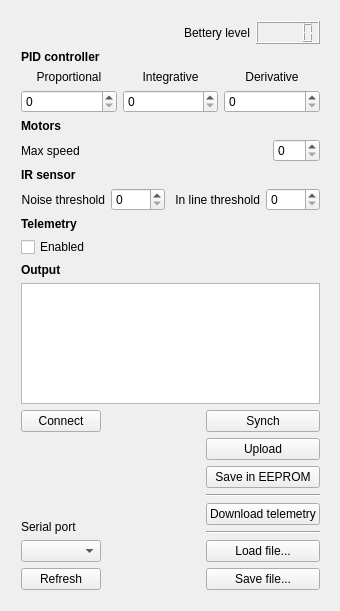
Old version of the form mainwindow.ui in the repository geduino-foundation/line-master-setup.
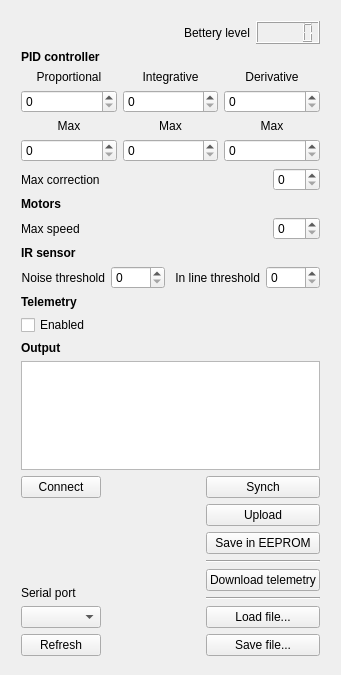
New version of the form. Icons and pictures are not drawn.

Commit message: added max value for single PID factor and total corrections

What changed in the file:
```diff
--- a/mainwindow.ui
+++ b/mainwindow.ui
@@ -6,8 +6,8 @@
    <rect>
     <x>0</x>
     <y>0</y>
-    <width>340</width>
-    <height>611</height>
+    <width>341</width>
+    <height>675</height>
    </rect>
   </property>
   <property name="sizePolicy">
@@ -32,7 +32,7 @@
       <x>10</x>
       <y>10</y>
       <width>321</width>
-      <height>591</height>
+      <height>657</height>
      </rect>
     </property>
     <layout class="QVBoxLayout" name="verticalLayout">
@@ -118,6 +118,23 @@
            </property>
           </widget>
          </item>
+         <item>
+          <widget class="QLabel" name="pid_max_proportinal_label">
+           <property name="text">
+            <string>Max</string>
+           </property>
+           <property name="alignment">
+            <set>Qt::AlignCenter</set>
+           </property>
+          </widget>
+         </item>
+         <item>
+          <widget class="QSpinBox" name="pid_max_proportinal_spin">
+           <property name="maximum">
+            <number>255</number>
+           </property>
+          </widget>
+         </item>
         </layout>
        </item>
        <item>
@@ -139,6 +156,23 @@
            </property>
           </widget>
          </item>
+         <item>
+          <widget class="QLabel" name="pid_max_integrative_label">
+           <property name="text">
+            <string>Max</string>
+           </property>
+           <property name="alignment">
+            <set>Qt::AlignCenter</set>
+           </property>
+          </widget>
+         </item>
+         <item>
+          <widget class="QSpinBox" name="pid_max_integrative_spin">
+           <property name="maximum">
+            <number>255</number>
+           </property>
+          </widget>
+         </item>
         </layout>
        </item>
        <item>
@@ -160,10 +194,58 @@
            </property>
           </widget>
          </item>
+         <item>
+          <widget class="QLabel" name="pid_max_derivative_label">
+           <property name="text">
+            <string>Max</string>
+           </property>
+           <property name="alignment">
+            <set>Qt::AlignCenter</set>
+           </property>
+          </widget>
+         </item>
+         <item>
+          <widget class="QSpinBox" name="pid_max_derivative_spin">
+           <property name="maximum">
+            <number>255</number>
+           </property>
+          </widget>
+         </item>
         </layout>
        </item>
       </layout>
      </item>
+     <item>
+      <layout class="QHBoxLayout" name="horizontalLayout_7">
+       <item>
+        <widget class="QLabel" name="pid_max_correction_label">
+         <property name="text">
+          <string>Max correction</string>
+         </property>
+        </widget>
+       </item>
+       <item>
+        <spacer name="horizontalSpacer_5">
+         <property name="orientation">
+          <enum>Qt::Horizontal</enum>
+         </property>
+         <property name="sizeHint" stdset="0">
+          <size>
+           <width>40</width>
+           <height>20</height>
+          </size>
+         </property>
+        </spacer>
+       </item>
+       <item>
+        <widget class="QSpinBox" name="pid_max_correction_spin">
+         <property name="maximum">
+          <number>255</number>
+         </property>
+        </widget>
+       </item>
+      </layout>
+     </item>
      <item>
       <widget class="QLabel" name="motors_label">
        <property name="font">
```
The commit also changes 5 other files.
